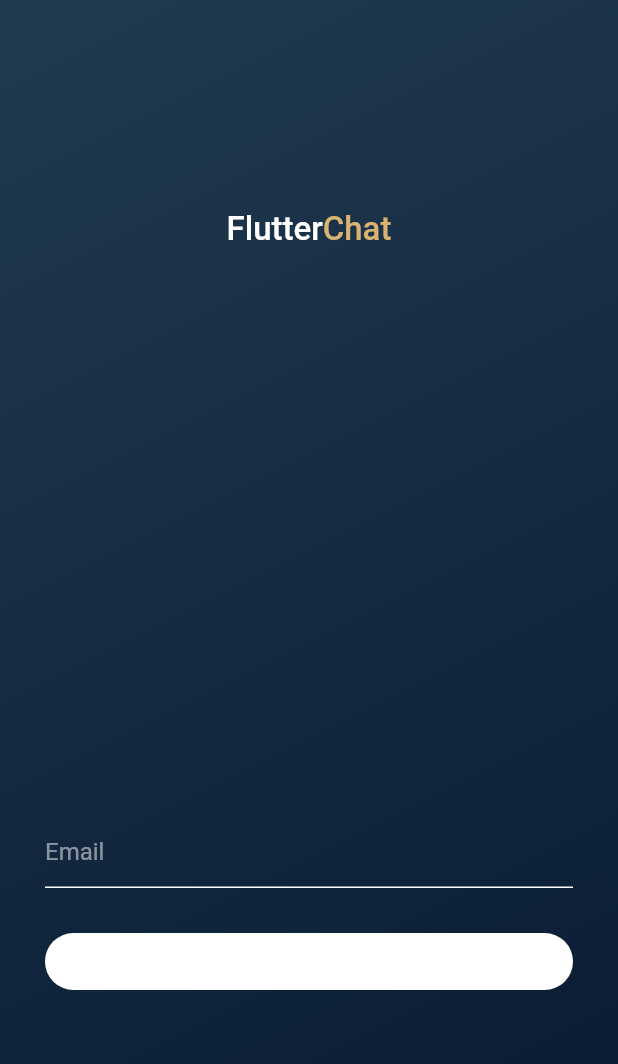
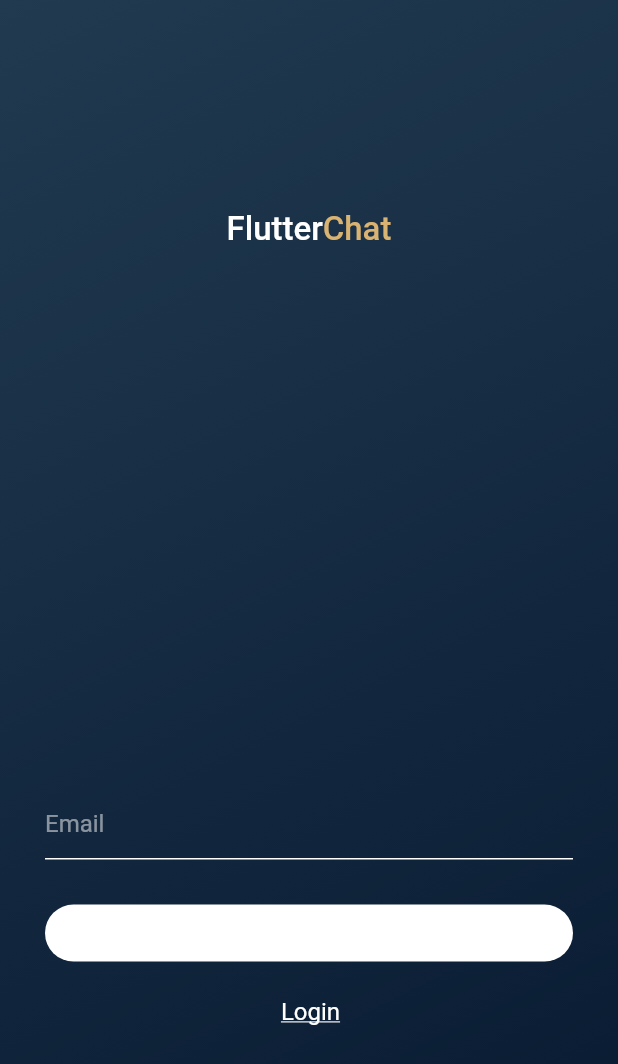
Before and after one commit to Sanchaksh/GChat, a Flutter app: the ResetPass screen opened directly, on a phone screen of 412 x 824 dp. Shown: the top 1064 px of the screen. Run offline on Flutter 3.47's test engine with Material 2 defaults, Android fonts, the phone set to English and light mode, and no system bars; our stand-ins replace cloud_firestore, firebase_auth, firebase_core, google_sign_in, shared_preferences; accounts and stored records are empty.

Commit message:
Updated some Row for Navigator.pop

```diff
--- a/lib/views/forgetpassword.dart
+++ b/lib/views/forgetpassword.dart
@@ -122,6 +122,30 @@ class _ResetPassState extends State<ResetPass> {
                     SizedBox(
                       height: 24,
                     ),
+                    Row(
+                      mainAxisAlignment: MainAxisAlignment.center,
+                      children: <Widget>[
+                        Text(
+                          "",
+                          style: TextStyle(color: Colors.white, fontSize: 16),
+                        ),
+                        SizedBox(
+                          width: 2,
+                        ),
+                        GestureDetector(
+                            onTap: () {
+                              Navigator.pop(context);
+                            },
+                            child: Text(
+                              "Login",
+                              style: TextStyle(
+                                color: Colors.white,
+                                fontSize: 16,
+                                decoration: TextDecoration.underline,
+                              ),
+                            ))
+                      ],
+                    )
                   ],
                 ),
               ),
```
